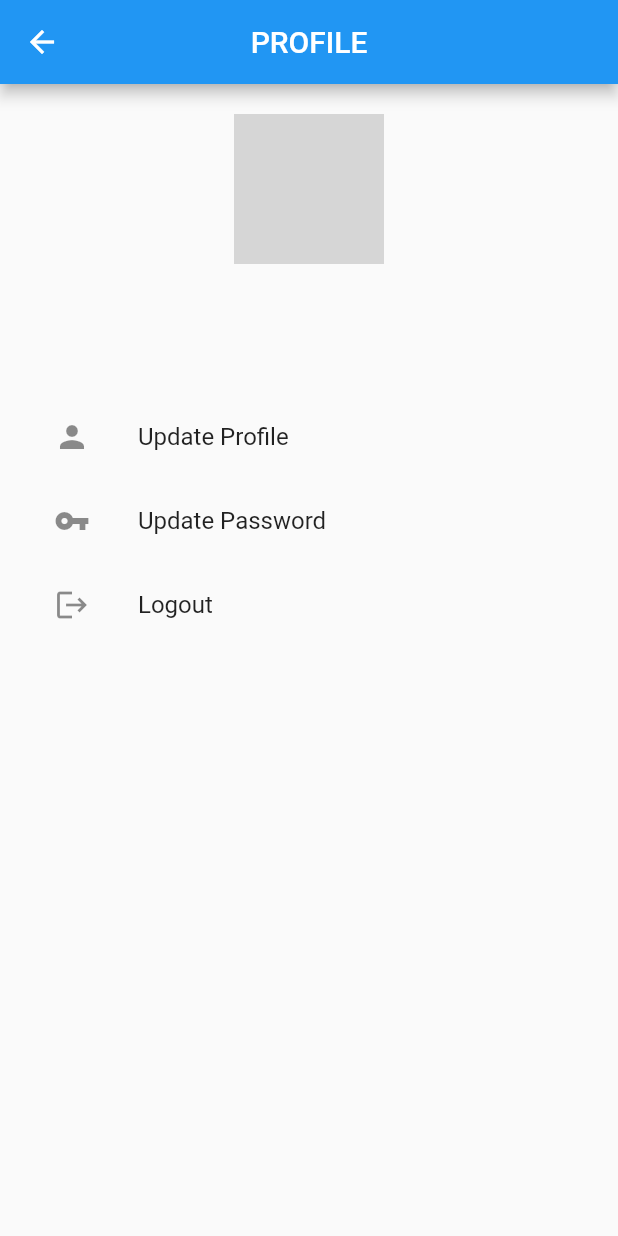
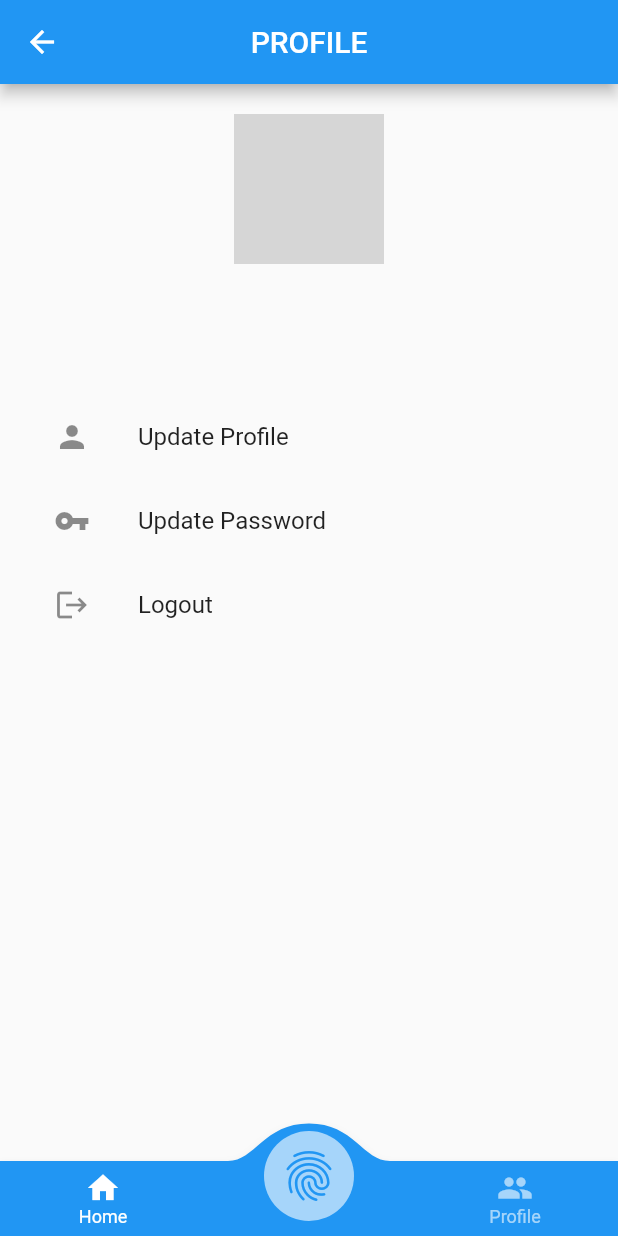
Before and after one commit to Ridhorezi/my-presence, a Flutter app: the ProfileView screen opened by its route, on a phone screen of 412 x 824 dp. Run offline on Flutter 3.47's test engine with Material 2 defaults, Android fonts, the phone set to English and light mode, and no system bars; drawn by our look-alikes of convex_bottom_bar; our stand-ins replace cloud_firestore, firebase_auth, firebase_core, firebase_storage, get, image_picker; accounts and stored records are empty; network calls fail; grey boxes are pictures that could not be loaded.

Commit message:
Add bottom bar

```diff
--- /dev/null
+++ b/lib/app/controllers/page_index_controller.dart
@@ -0,0 +1,24 @@
+import 'package:get/get.dart';
+import 'package:mypresence/app/routes/app_pages.dart';
+
+class PageIndexController extends GetxController {
+  RxInt pageIndex = 0.obs;
+
+  void changePage(int i) async {
+    switch (i) {
+      case 1:
+        // ignore: avoid_print
+        print("Absensi");
+        break;
+      case 2:
+        pageIndex.value = i;
+
+        Get.offAllNamed(Routes.PROFILE);
+        break;
+      default:
+        pageIndex.value = i;
+
+        Get.offAllNamed(Routes.HOME);
+    }
+  }
+}
--- a/lib/app/modules/profile/views/profile_view.dart
+++ b/lib/app/modules/profile/views/profile_view.dart
@@ -1,13 +1,16 @@
 import 'package:cloud_firestore/cloud_firestore.dart';
+import 'package:convex_bottom_bar/convex_bottom_bar.dart';
 import 'package:flutter/material.dart';
 
 import 'package:get/get.dart';
 import 'package:mypresence/app/routes/app_pages.dart';
 
 import '../controllers/profile_controller.dart';
+import '../../../controllers/page_index_controller.dart';
 
 class ProfileView extends GetView<ProfileController> {
-  const ProfileView({Key? key}) : super(key: key);
+  final pageController = Get.find<PageIndexController>();
+  ProfileView({Key? key}) : super(key: key);
   @override
   Widget build(BuildContext context) {
     return Scaffold(
@@ -106,6 +109,17 @@ class ProfileView extends GetView<ProfileController> {
           }
         },
       ),
+      bottomNavigationBar: ConvexAppBar(
+        style: TabStyle.fixedCircle,
+        items: const [
+          TabItem(icon: Icons.home, title: 'Home'),
+          TabItem(icon: Icons.fingerprint, title: 'Absensi'),
+          TabItem(icon: Icons.people, title: 'Profile'),
+        ],
+        initialActiveIndex: pageController.pageIndex.value,
+        // ignore: avoid_print
+        onTap: (int i) => pageController.changePage(i),
+      ),
     );
   }
 }
--- a/lib/app/routes/app_pages.dart
+++ b/lib/app/routes/app_pages.dart
@@ -28,8 +28,9 @@ class AppPages {
   static final routes = [
     GetPage(
       name: _Paths.HOME,
-      page: () => const HomeView(),
+      page: () => HomeView(),
       binding: HomeBinding(),
+      transition: Transition.fadeIn,
     ),
     GetPage(
       name: _Paths.ADD_PEGAWAI,
@@ -53,8 +54,9 @@ class AppPages {
     ),
     GetPage(
       name: _Paths.PROFILE,
-      page: () => const ProfileView(),
+      page: () => ProfileView(),
       binding: ProfileBinding(),
+      transition: Transition.fadeIn,
     ),
     GetPage(
       name: _Paths.UPDATE_PROFILE,
--- a/lib/main.dart
+++ b/lib/main.dart
@@ -1,6 +1,7 @@
 import 'package:firebase_auth/firebase_auth.dart';
 import 'package:flutter/material.dart';
 import 'package:get/get.dart';
+import 'package:mypresence/app/controllers/page_index_controller.dart';
 import 'app/routes/app_pages.dart';
 import 'package:firebase_core/firebase_core.dart';
 import 'firebase_options.dart';
@@ -10,6 +11,10 @@ void main() async {
   await Firebase.initializeApp(
     options: DefaultFirebaseOptions.currentPlatform,
   );
+
+  // ignore: unused_local_variable
+  final pageController = Get.put(PageIndexController(), permanent: true);
+
   runApp(
     StreamBuilder<User?>(
       stream: FirebaseAuth.instance.authStateChanges(),
--- a/pubspec.yaml
+++ b/pubspec.yaml
@@ -13,6 +13,7 @@ dependencies:
   firebase_auth: 4.6.2
   cloud_firestore: 4.8.0
   firebase_storage: 11.2.2
+  convex_bottom_bar: 3.2.0
   flutter:
     sdk: flutter
 
```
Also changed, not shown: lib/app/modules/home/views/home_view.dart (+14 -19 lines), pubspec.lock, 7 other files.
